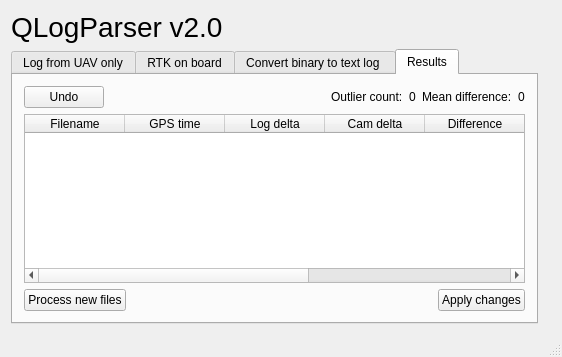
Before: the Qt Designer form mainwindow.ui in ABarnasFLY/QLogNEU, drawn with Qt 5.
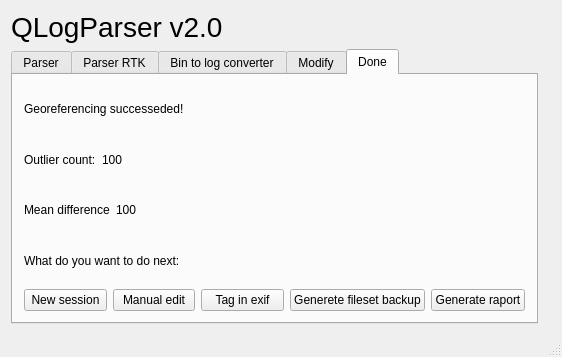
After: the same form once the commit is applied. The open tabs and pages were chosen to show the change.

Diff of the .ui file:
```diff
--- a/mainwindow.ui
+++ b/mainwindow.ui
@@ -41,7 +41,7 @@
       </property>
       <widget class="QWidget" name="tab_paths_no_rtk">
        <attribute name="title">
-        <string>Log from UAV only</string>
+        <string>Parser</string>
        </attribute>
        <layout class="QGridLayout" name="gridLayout_2">
         <item row="2" column="0">
@@ -109,7 +109,7 @@
       </widget>
       <widget class="QWidget" name="tab_paths_rtk">
        <attribute name="title">
-        <string>RTK on board</string>
+        <string>Parser RTK</string>
        </attribute>
        <layout class="QGridLayout" name="gridLayout_4">
         <item row="8" column="2">
@@ -211,7 +211,7 @@
       </widget>
       <widget class="QWidget" name="tab_binToLog">
        <attribute name="title">
-        <string>Convert binary to text log </string>
+        <string>Bin to log converter</string>
        </attribute>
        <layout class="QGridLayout" name="gridLayout_5">
         <item row="2" column="3">
@@ -279,7 +279,7 @@
       </widget>
       <widget class="QWidget" name="tab_Results">
        <attribute name="title">
-        <string>Results</string>
+        <string>Modify</string>
        </attribute>
        <layout class="QVBoxLayout" name="verticalLayout">
         <item>
@@ -406,6 +406,128 @@
         </item>
        </layout>
       </widget>
+      <widget class="QWidget" name="tab_done">
+       <attribute name="title">
+        <string>Done</string>
+       </attribute>
+       <layout class="QVBoxLayout" name="verticalLayout_2">
+        <item>
+         <widget class="QLabel" name="label_info">
+          <property name="text">
+           <string>Georeferencing successeded!</string>
+          </property>
+         </widget>
+        </item>
+        <item>
+         <layout class="QHBoxLayout" name="horizontalLayout_3">
+          <item>
+           <widget class="QLabel" name="label_done_out">
+            <property name="text">
+             <string>Outlier count:</string>
+            </property>
+           </widget>
+          </item>
+          <item>
+           <widget class="QLabel" name="label_done_out_val">
+            <property name="text">
+             <string>100</string>
+            </property>
+           </widget>
+          </item>
+          <item>
+           <spacer name="horizontalSpacer_3">
+            <property name="orientation">
+             <enum>Qt::Horizontal</enum>
+            </property>
+            <property name="sizeHint" stdset="0">
+             <size>
+              <width>40</width>
+              <height>20</height>
+             </size>
+            </property>
+           </spacer>
+          </item>
+         </layout>
+        </item>
+        <item>
+         <layout class="QHBoxLayout" name="horizontalLayout_4">
+          <item>
+           <widget class="QLabel" name="label_done_mean">
+            <property name="text">
+             <string>Mean difference</string>
+            </property>
+           </widget>
+          </item>
+          <item>
+           <widget class="QLabel" name="label_done_mean_val">
+            <property name="text">
+             <string>100</string>
+            </property>
+           </widget>
+          </item>
+          <item>
+           <spacer name="horizontalSpacer_4">
+            <property name="orientation">
+             <enum>Qt::Horizontal</enum>
+            </property>
+            <property name="sizeHint" stdset="0">
+             <size>
+              <width>40</width>
+              <height>20</height>
+             </size>
+            </property>
+           </spacer>
+          </item>
+         </layout>
+        </item>
+        <item>
+         <widget class="QLabel" name="label_6">
+          <property name="text">
+           <string>What do you want to do next:</string>
+          </property>
+         </widget>
+        </item>
+        <item>
+         <layout class="QHBoxLayout" name="horizontalLayout_5">
+          <item>
+           <widget class="QPushButton" name="pb_newSession">
+            <property name="text">
+             <string>New session</string>
+            </property>
+           </widget>
+          </item>
+          <item>
+           <widget class="QPushButton" name="pb_manualEdit">
+            <property name="text">
+             <string>Manual edit</string>
+            </property>
+           </widget>
+          </item>
+          <item>
+           <widget class="QPushButton" name="pb_exif">
+            <property name="text">
+             <string>Tag in exif</string>
+            </property>
+           </widget>
+          </item>
+          <item>
+           <widget class="QPushButton" name="pb_photoBackup">
+            <property name="text">
+             <string>Generete fileset backup</string>
+            </property>
+           </widget>
+          </item>
+          <item>
+           <widget class="QPushButton" name="pb_raport">
+            <property name="text">
+             <string>Generate raport</string>
+            </property>
+           </widget>
+          </item>
+         </layout>
+        </item>
+       </layout>
+      </widget>
      </widget>
     </item>
    </layout>
```
Left out of the diff: 14 changed lines with no effect on the pictures.
